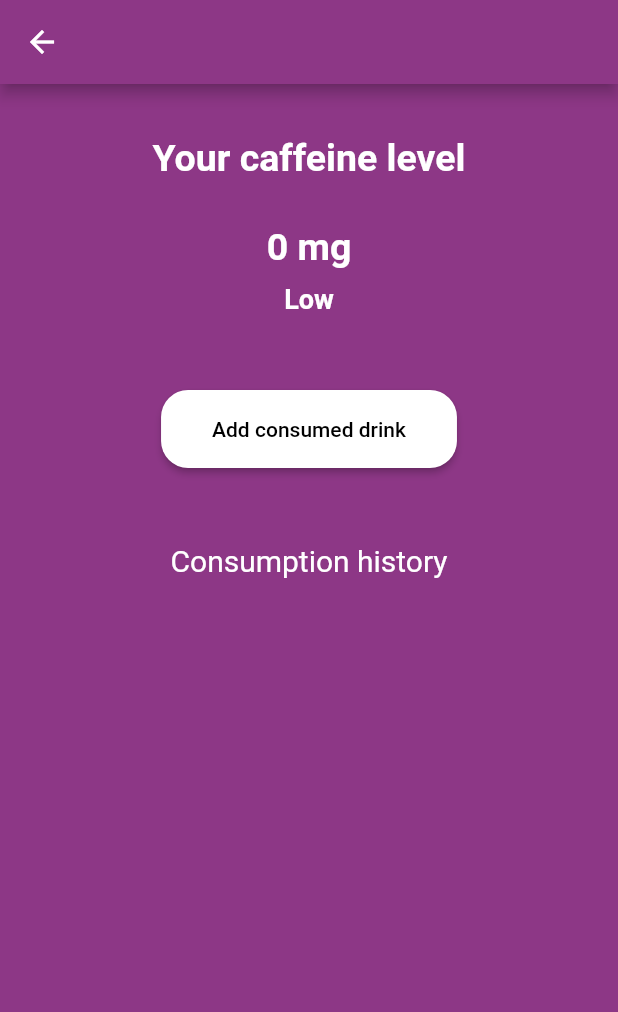
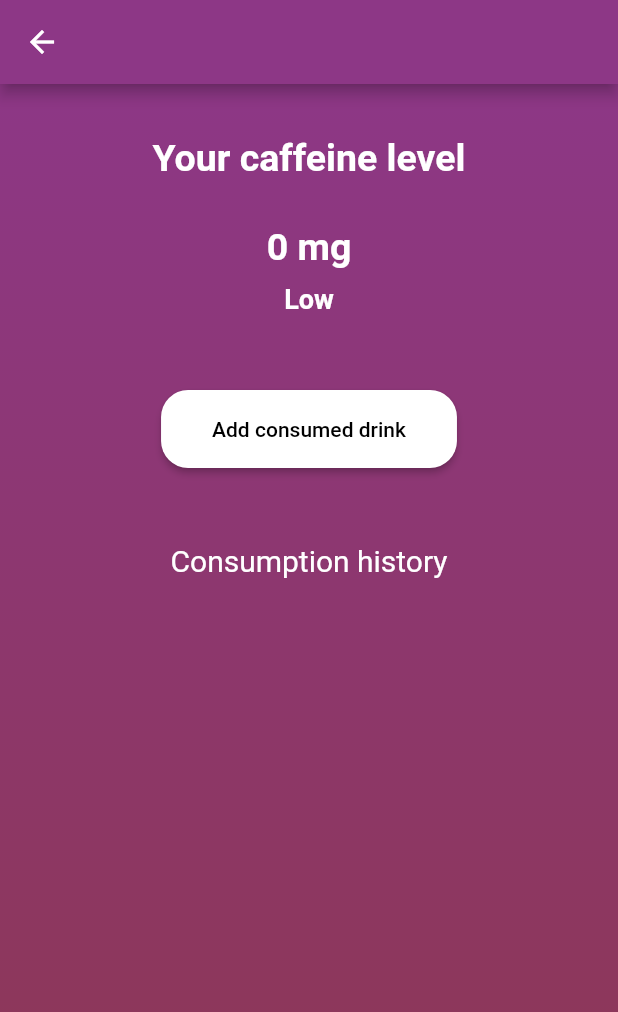
Before and after one commit to rikardro/HarmonyHub, a Flutter app: the CaffeineDetailedView screen opened directly, on a phone screen of 412 x 824 dp. Shown: the top 1012 px of the screen. Run offline on Flutter 3.47's test engine with Material 2 defaults, Android fonts, the light colour scheme and no system bars; our stand-ins replace bloc, cloud_firestore, equatable, firebase_auth, firebase_core, flutter_bloc and 2 more; missing offline and left inert: geolocator_platform_interface; accounts and stored records are empty; statements that could not run were skipped.

Commit message:
gradient color
Co-Authored-By: Andreas Magnusson <93663766+andreasmagn@users.noreply.github.com>

```diff
--- a/healthapp/lib/caffeine_detailed_view.dart
+++ b/healthapp/lib/caffeine_detailed_view.dart
@@ -38,8 +38,16 @@ class _CaffeineDetailedViewState extends State<CaffeineDetailedView> {
               title: const Text(""),
               backgroundColor: const Color(0xFF8D3786),
             ),
-            backgroundColor: const Color(0xFF8D3786),
-            body: Center(
+            body: Container(
+              decoration: const BoxDecoration(
+                gradient: LinearGradient(colors: [
+                  Color(0xFF8D3786),
+                  Color(0xFF8D3751),
+                ],
+                end: Alignment.bottomCenter,
+                begin: Alignment.topCenter),
+              ),
+              child: Center(
                 child: Column(
                   children: [
                     Container(
@@ -135,6 +143,7 @@ class _CaffeineDetailedViewState extends State<CaffeineDetailedView> {
                       child: CaffeineList(caffeineList: listOfCaffeine),
                     ),
                   ],
+                ),
               ),
             ),
           );
```
Lines whose indentation alone changed are shown as unchanged.
